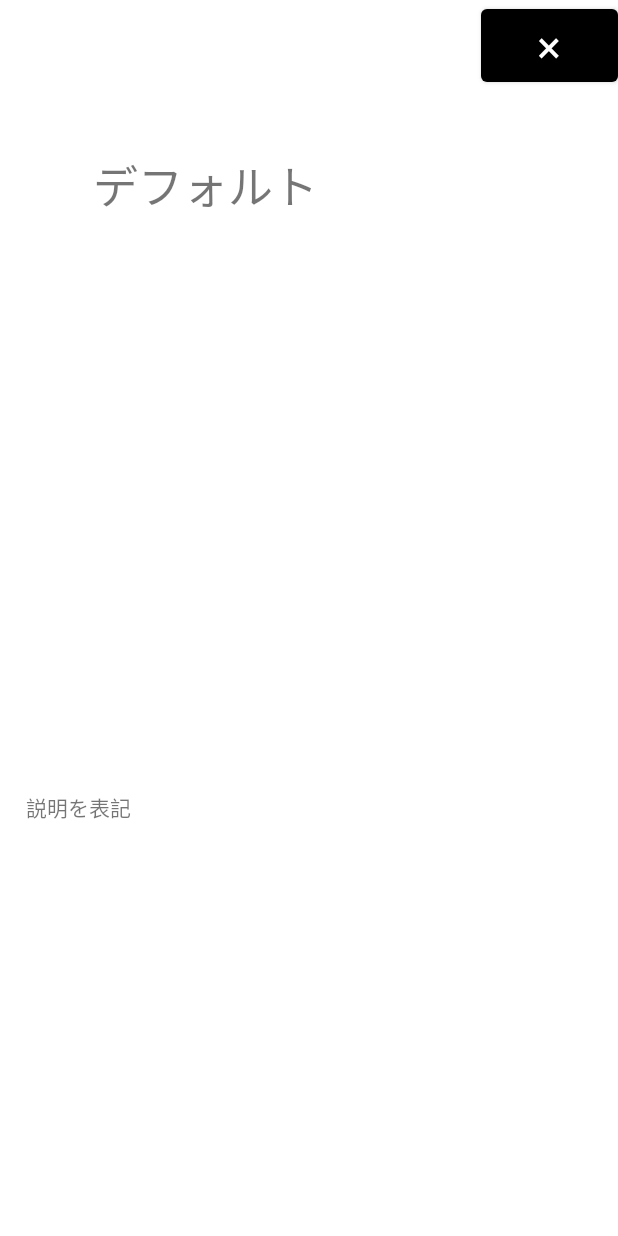
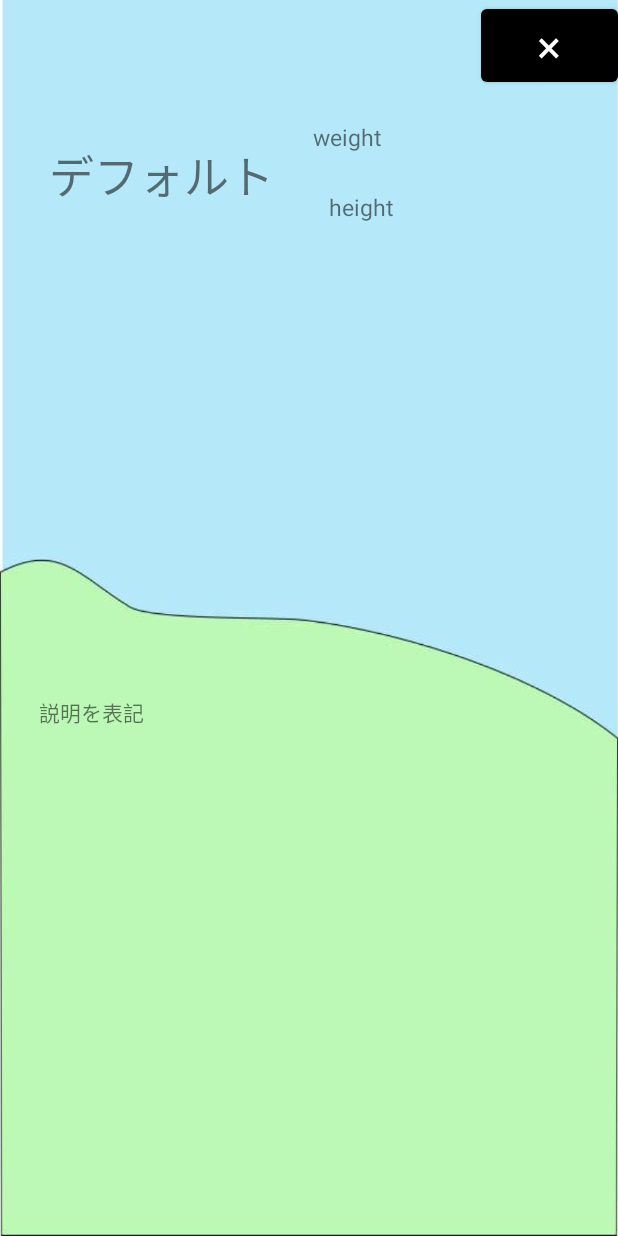
Before and after one commit to group4-ogawa/animal, an Android app: the layout activity_dictionary.xml on its own in the app's theme, with its tools: preview values and no code run, on a phone screen of 412 x 824 dp. Run offline under Robolectric (Android 15) with nearby library versions, the phone set to English and light mode, and no system bars.

Commit message:
フォント追加、ゾウ・キリンの説明を追加 体長・体重欄を追加

```diff
--- a/AnimalWorld/app/src/main/assets/elephant.txt
+++ b/AnimalWorld/app/src/main/assets/elephant.txt
@@ -1,3 +1,3 @@
-ゾウ (elephant)
-
-ゾウとは、である
+Elephants are mammals of the family Elephantidae and the largest existing land animals.They live in groups of about 10, and their young grow up protected by the group.
+They eats about 150 kg of grass, leaves, fruits, and vegetables per day. Despite its huge size, they can run at about 40 km/h.
+It is said that they speak in low frequency sounds that humans cannot hear, and their cries have a sound pressure of up to about 112 dB, which has been reported to reach up to 10 km away.
--- a/AnimalWorld/app/src/main/assets/giraffe.txt
+++ b/AnimalWorld/app/src/main/assets/giraffe.txt
@@ -1,3 +1 @@
-キリン (giraffe)
-
-キリンとは、である
+Giraffe (Giraffa)is a genus of even-toed ungulates in the family Giraffidae of the order Mammalia.
--- a/AnimalWorld/app/src/main/res/layout/activity_dictionary.xml
+++ b/AnimalWorld/app/src/main/res/layout/activity_dictionary.xml
@@ -4,14 +4,14 @@
     xmlns:app="http://schemas.android.com/apk/res-auto"
     xmlns:tools="http://schemas.android.com/tools"
     android:layout_width="match_parent"
-    android:layout_height="match_parent">
+    android:layout_height="match_parent"
+    android:background="@drawable/Back">
 
     <Button
         android:id="@+id/button_to_main"
         android:layout_width="91dp"
         android:layout_height="wrap_content"
         android:layout_marginStart="400dp"
-        android:layout_marginLeft="400dp"
         android:layout_marginBottom="500dp"
         android:text="@string/back"
         android:textSize="30sp"
@@ -25,17 +25,49 @@
 
     <TextView
         android:id="@+id/name_view"
-        android:layout_width="242dp"
-        android:layout_height="83dp"
+        android:layout_width="176dp"
+        android:layout_height="85dp"
         android:gravity="center_horizontal|center_vertical"
         android:text="@string/defoname"
         android:textSize="30sp"
         app:layout_constraintBottom_toBottomOf="parent"
-        app:layout_constraintHorizontal_bias="0.093"
+        app:layout_constraintHorizontal_bias="0.081"
         app:layout_constraintLeft_toLeftOf="parent"
         app:layout_constraintRight_toRightOf="parent"
         app:layout_constraintTop_toTopOf="parent"
-        app:layout_constraintVertical_bias="0.111" />
+        app:layout_constraintVertical_bias="0.1" />
+
+    <TextView
+        android:id="@+id/weight_View"
+        android:layout_width="151dp"
+        android:layout_height="35dp"
+        android:layout_marginStart="30dp"
+        android:layout_marginTop="6dp"
+        android:layout_marginEnd="52dp"
+        android:layout_marginBottom="56dp"
+        android:text="@string/weight"
+        android:textSize="15sp"
+        app:layout_constraintBottom_toTopOf="@+id/image_view"
+        app:layout_constraintEnd_toEndOf="parent"
+        app:layout_constraintHorizontal_bias="1.0"
+        app:layout_constraintStart_toEndOf="@+id/name_view"
+        app:layout_constraintTop_toBottomOf="@+id/button_to_main"
+        app:layout_constraintVertical_bias="0.65" />
+
+    <TextView
+        android:id="@+id/height_View"
+        android:layout_width="151dp"
+        android:layout_height="35dp"
+        android:layout_marginStart="34dp"
+        android:layout_marginTop="10dp"
+        android:layout_marginEnd="51dp"
+        android:layout_marginBottom="16dp"
+        android:text="@string/height"
+        android:textSize="15sp"
+        app:layout_constraintBottom_toTopOf="@+id/image_view"
+        app:layout_constraintEnd_toEndOf="parent"
+        app:layout_constraintStart_toEndOf="@+id/name_view"
+        app:layout_constraintTop_toBottomOf="@+id/weight_View" />
 
     <ImageView
         android:id="@+id/image_view"
@@ -57,12 +89,12 @@
         app:layout_constraintVertical_bias="0.0" />
 
     <ScrollView
-        android:layout_width="408dp"
-        android:layout_height="212dp"
-        android:layout_marginStart="15dp"
-        android:layout_marginLeft="15dp"
-        android:layout_marginEnd="15dp"
-        android:layout_marginRight="15dp"
+        android:layout_width="382dp"
+        android:layout_height="323dp"
+        android:layout_marginStart="21dp"
+        android:layout_marginTop="12dp"
+        android:layout_marginEnd="30dp"
+        android:layout_marginBottom="22dp"
         app:layout_constraintBottom_toBottomOf="parent"
         app:layout_constraintEnd_toEndOf="parent"
         app:layout_constraintStart_toStartOf="parent"
@@ -71,9 +103,9 @@
         <TextView
             android:id="@+id/content_view"
             android:layout_width="384dp"
-            android:layout_height="254dp"
+            android:layout_height="240dp"
             android:layout_marginStart="15dp"
-            android:layout_marginLeft="15dp"
+            android:layout_marginLeft="10dp"
             android:layout_marginTop="12dp"
             android:layout_marginEnd="15dp"
             android:layout_marginRight="15dp"
@@ -84,5 +116,4 @@
             app:layout_constraintTop_toBottomOf="@+id/image_view" />
     </ScrollView>
 
-
 </androidx.constraintlayout.widget.ConstraintLayout>
--- a/AnimalWorld/app/src/main/res/values/themes.xml
+++ b/AnimalWorld/app/src/main/res/values/themes.xml
@@ -12,6 +12,6 @@
         <!-- Status bar color. -->
         <item name="android:statusBarColor" tools:targetApi="l">?attr/colorPrimaryVariant</item>
         <!-- Customize your theme here. -->
-        <item name="android:fontFamily"></item>
+        <item name="android:fontFamily">@font/mplus_1m_medium</item>
     </style>
 </resources>
```
Also changed, not shown: AnimalWorld/app/src/main/java/com/example/animalworld/DictionaryActivity.kt (+13 -1 lines), AnimalWorld/app/src/main/res/values/strings.xml (+27 -6 lines), AnimalWorld/app/src/main/res/drawable/Back.jpg (added), AnimalWorld/app/src/main/res/font/mplus_1m_medium.otf (added).
